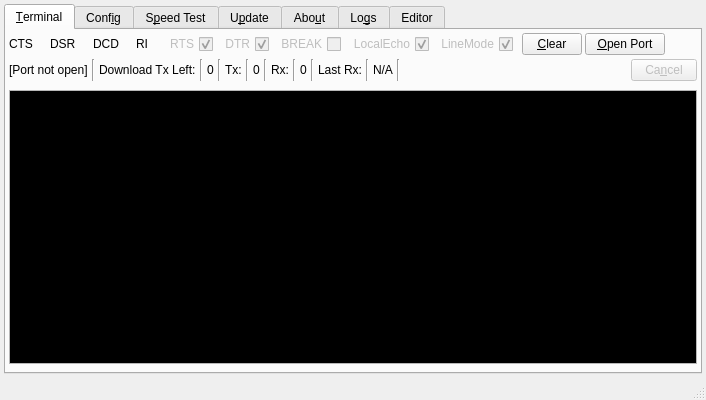
First picture: the form in UwxMainWindow.ui, repository LairdCP/UwTerminalX, before the edit.
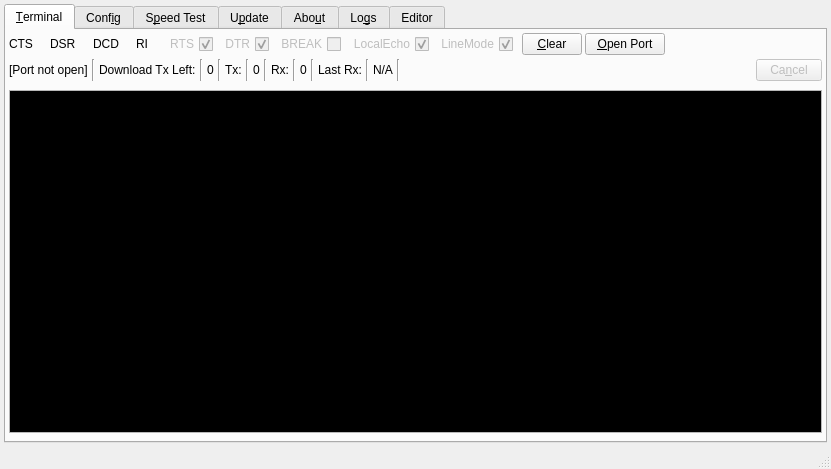
Second picture: the form after the edit. The open tabs and pages were chosen to show the change. Icons and pictures are not drawn. Custom widgets are drawn as their Qt base class.

Diff of the .ui file:
```diff
--- a/UwxMainWindow.ui
+++ b/UwxMainWindow.ui
@@ -6,8 +6,8 @@
    <rect>
     <x>0</x>
     <y>0</y>
-    <width>670</width>
-    <height>390</height>
+    <width>831</width>
+    <height>469</height>
    </rect>
   </property>
   <property name="sizePolicy">
@@ -372,6 +372,15 @@
                      </color>
                     </brush>
                    </colorrole>
+                   <colorrole role="PlaceholderText">
+                    <brush brushstyle="NoBrush">
+                     <color alpha="128">
+                      <red>255</red>
+                      <green>255</green>
+                      <blue>255</blue>
+                     </color>
+                    </brush>
+                   </colorrole>
                   </active>
                   <inactive>
                    <colorrole role="WindowText">
@@ -401,6 +410,15 @@
                      </color>
                     </brush>
                    </colorrole>
+                   <colorrole role="PlaceholderText">
+                    <brush brushstyle="NoBrush">
+                     <color alpha="128">
+                      <red>255</red>
+                      <green>255</green>
+                      <blue>255</blue>
+                     </color>
+                    </brush>
+                   </colorrole>
                   </inactive>
                   <disabled>
                    <colorrole role="WindowText">
@@ -430,6 +448,15 @@
                      </color>
                     </brush>
                    </colorrole>
+                   <colorrole role="PlaceholderText">
+                    <brush brushstyle="NoBrush">
+                     <color alpha="128">
+                      <red>255</red>
+                      <green>255</green>
+                      <blue>255</blue>
+                     </color>
+                    </brush>
+                   </colorrole>
                   </disabled>
                  </palette>
                 </property>
```
Left out of the diff: 40 changed lines with no effect on the pictures.
